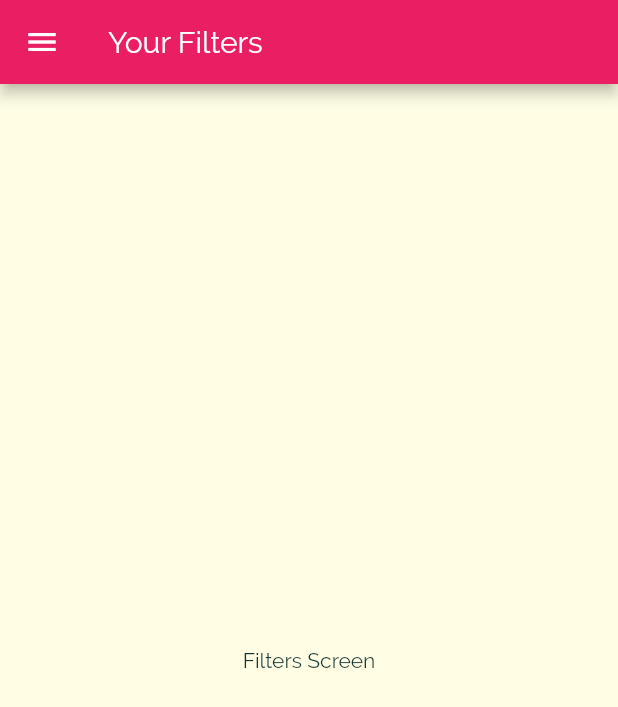
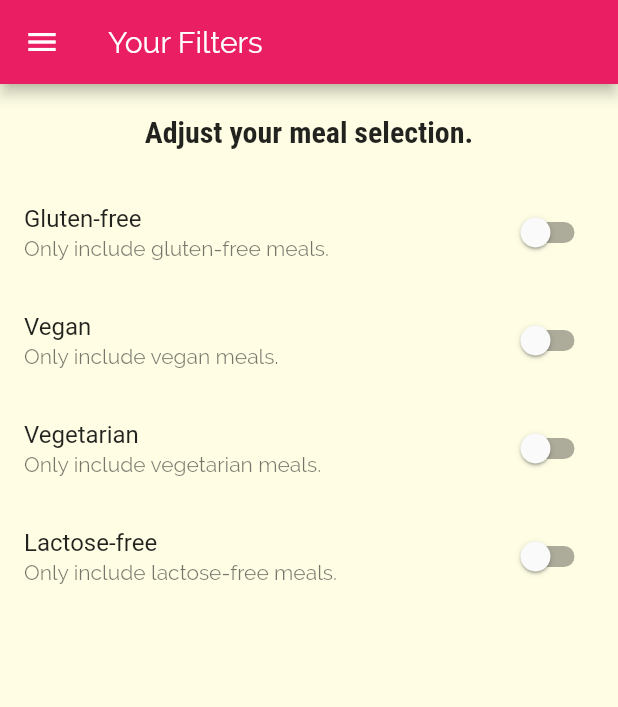
Before and after one commit to notsarthak/recipe-app, a Flutter app: the FiltersScreen screen opened by its route, on a phone screen of 412 x 824 dp. Shown: the top 707 px of the screen. Run offline on Flutter 3.47's test engine with Material 2 defaults, Android fonts, the phone set to English and light mode, and no system bars.

Commit message:
Completed filters screen

```diff
--- a/lib/screens/filters_screen.dart
+++ b/lib/screens/filters_screen.dart
@@ -2,8 +2,34 @@ import "package:flutter/material.dart";
 
 import '../widgets/main_drawer.dart';
 
-class FiltersScreen extends StatelessWidget {
+class FiltersScreen extends StatefulWidget {
   static const String routeName = "/filters";
+
+  @override
+  _FiltersScreenState createState() => _FiltersScreenState();
+}
+
+class _FiltersScreenState extends State<FiltersScreen> {
+  bool _vegan = false;
+  bool _vegetarian = false;
+  bool _glutenFree = false;
+  bool _lactoseFree = false;
+
+  Widget switchListTileBuilder(
+    String title,
+    String description,
+    bool currentValue,
+    Function updateValue,
+  ) {
+    return SwitchListTile(
+      title: Text(title),
+      value: currentValue,
+      onChanged: updateValue,
+      subtitle: Text(
+        description,
+      ),
+    );
+  }
 
   @override
   Widget build(BuildContext context) {
@@ -14,8 +40,63 @@ class FiltersScreen extends StatelessWidget {
         ),
       ),
       drawer: MainDrawer(),
-      body: Center(
-        child: Text("Filters Screen"),
+      body: Column(
+        children: <Widget>[
+          Container(
+            alignment: Alignment.center,
+            padding: EdgeInsets.all(20),
+            child: Text(
+              "Adjust your meal selection.",
+              style: Theme.of(context).textTheme.headline6,
+            ),
+          ),
+          Expanded(
+            child: ListView(
+              children: <Widget>[
+                switchListTileBuilder(
+                  "Gluten-free",
+                  "Only include gluten-free meals.",
+                  _glutenFree,
+                  (newValue) {
+                    setState(() {
+                      _glutenFree = newValue;
+                    });
+                  },
+                ),
+                switchListTileBuilder(
+                  "Vegan",
+                  "Only include vegan meals.",
+                  _vegan,
+                  (newValue) {
+                    setState(() {
+                      _vegan = newValue;
+                    });
+                  },
+                ),
+                switchListTileBuilder(
+                  "Vegetarian",
+                  "Only include vegetarian meals.",
+                  _vegetarian,
+                  (newValue) {
+                    setState(() {
+                      _vegetarian = newValue;
+                    });
+                  },
+                ),
+                switchListTileBuilder(
+                  "Lactose-free",
+                  "Only include lactose-free meals.",
+                  _lactoseFree,
+                  (newValue) {
+                    setState(() {
+                      _lactoseFree = newValue;
+                    });
+                  },
+                ),
+              ],
+            ),
+          ),
+        ],
       ),
     );
   }
```
